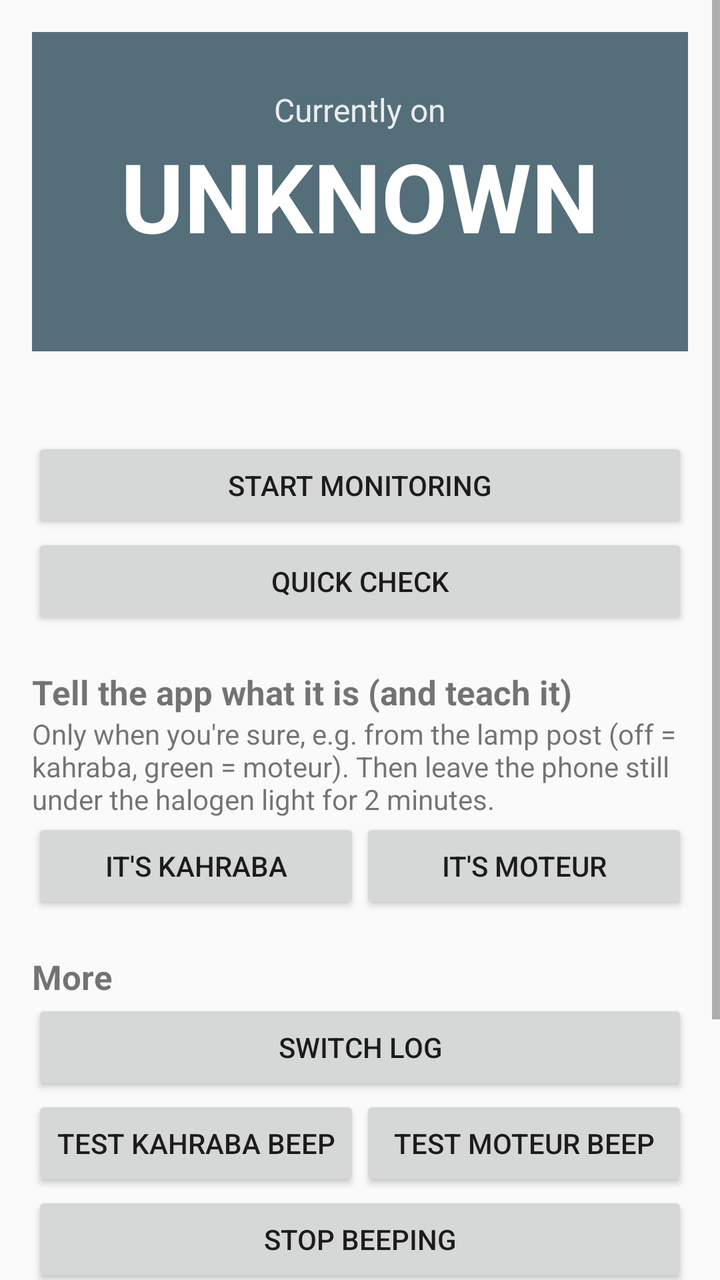
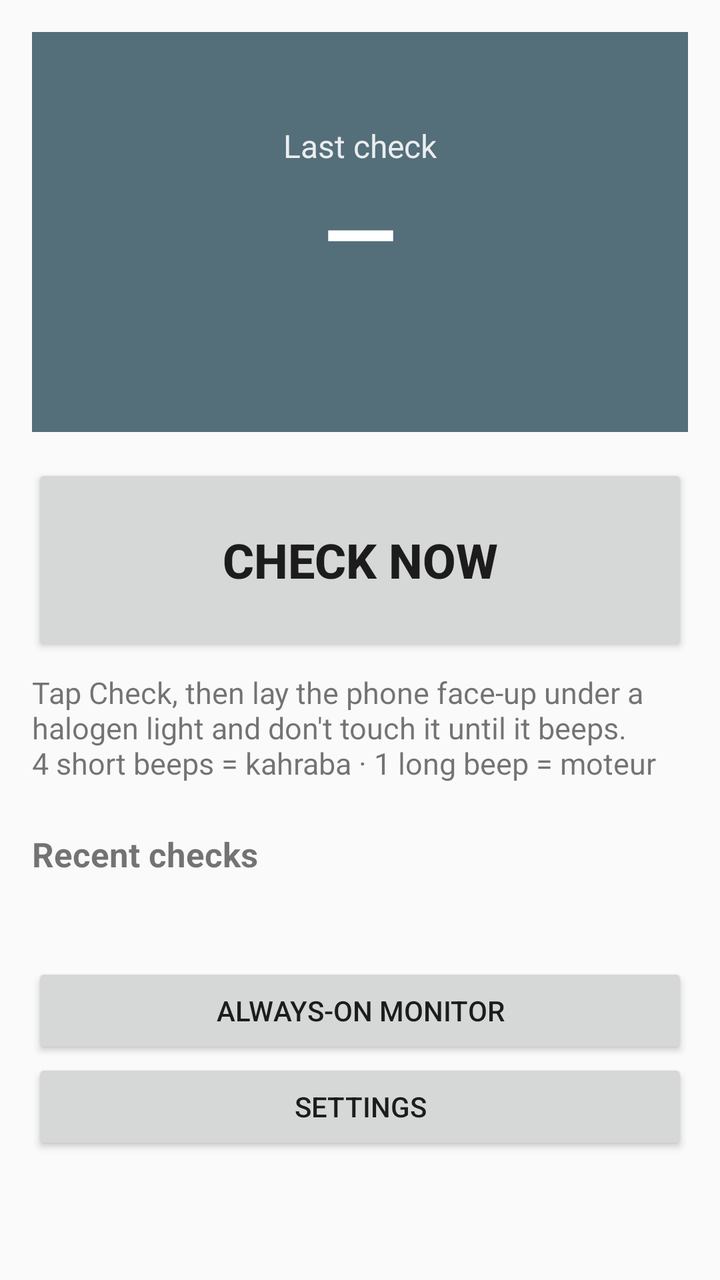

Screens rendered from an Android XML layout before and after an edit, with the pre-edit source and the edit as a unified diff.
<!-- AndroidManifest.xml: application theme AppTheme -->
<!-- res/layout/activity_main.xml -->
<?xml version="1.0" encoding="utf-8"?>
<ScrollView xmlns:android="http://schemas.android.com/apk/res/android"
    android:layout_width="match_parent"
    android:layout_height="match_parent">

    <LinearLayout
        android:layout_width="match_parent"
        android:layout_height="wrap_content"
        android:orientation="vertical"
        android:padding="16dp">

        <LinearLayout
            android:id="@+id/stateBox"
            android:layout_width="match_parent"
            android:layout_height="wrap_content"
            android:background="#546E7A"
            android:gravity="center"
            android:orientation="vertical"
            android:paddingTop="28dp"
            android:paddingBottom="24dp">

            <TextView
                android:layout_width="wrap_content"
                android:layout_height="wrap_content"
                android:text="Currently on"
                android:textColor="#E0FFFFFF"
                android:textSize="16sp" />

            <TextView
                android:id="@+id/stateText"
                android:layout_width="wrap_content"
                android:layout_height="wrap_content"
                android:text="UNKNOWN"
                android:textColor="#FFFFFF"
                android:textSize="48sp"
                android:textStyle="bold" />

            <TextView
                android:id="@+id/sinceText"
                android:layout_width="wrap_content"
                android:layout_height="wrap_content"
                android:textColor="#E0FFFFFF"
                android:textSize="16sp" />
        </LinearLayout>

        <TextView
            android:id="@+id/messageText"
            android:layout_width="match_parent"
            android:layout_height="wrap_content"
            android:layout_marginTop="12dp"
            android:background="#FFF3E0"
            android:padding="12dp"
            android:textColor="#4E342E"
            android:textSize="15sp"
            android:visibility="gone" />

        <TextView
            android:id="@+id/detailText"
            android:layout_width="match_parent"
            android:layout_height="wrap_content"
            android:layout_marginTop="12dp"
            android:fontFamily="monospace"
            android:textSize="14sp" />

        <Button
            android:id="@+id/startStop"
            android:layout_width="match_parent"
            android:layout_height="wrap_content"
            android:layout_marginTop="12dp"
            android:text="Start monitoring" />

        <Button
            android:id="@+id/quickCheck"
            android:layout_width="match_parent"
            android:layout_height="wrap_content"
            android:text="Quick check" />

        <TextView
            android:layout_width="match_parent"
            android:layout_height="wrap_content"
            android:layout_marginTop="20dp"
            android:text="Tell the app what it is (and teach it)"
            android:textSize="17sp"
            android:textStyle="bold" />

        <TextView
            android:layout_width="match_parent"
            android:layout_height="wrap_content"
            android:text="Only when you're sure, e.g. from the lamp post (off = kahraba, green = moteur). Then leave the phone still under the halogen light for 2 minutes."
            android:textSize="14sp" />

        <LinearLayout
            android:layout_width="match_parent"
            android:layout_height="wrap_content"
            android:orientation="horizontal">

            <Button
                android:id="@+id/setKahraba"
                android:layout_width="0dp"
                android:layout_height="wrap_content"
                android:layout_weight="1"
                android:text="It's kahraba" />

            <Button
                android:id="@+id/setMoteur"
                android:layout_width="0dp"
                android:layout_height="wrap_content"
                android:layout_weight="1"
                android:text="It's moteur" />
        </LinearLayout>

        <TextView
            android:layout_width="match_parent"
            android:layout_height="wrap_content"
            android:layout_marginTop="20dp"
            android:text="More"
            android:textSize="17sp"
            android:textStyle="bold" />

        <Button
            android:id="@+id/openLog"
            android:layout_width="match_parent"
            android:layout_height="wrap_content"
            android:text="Switch log" />

        <LinearLayout
            android:layout_width="match_parent"
            android:layout_height="wrap_content"
            android:orientation="horizontal">

            <Button
                android:id="@+id/testKahraba"
                android:layout_width="0dp"
                android:layout_height="wrap_content"
                android:layout_weight="1"
                android:text="Test kahraba beep" />

            <Button
                android:id="@+id/testMoteur"
                android:layout_width="0dp"
                android:layout_height="wrap_content"
                android:layout_weight="1"
                android:text="Test moteur beep" />
        </LinearLayout>

        <Button
            android:id="@+id/silence"
            android:layout_width="match_parent"
            android:layout_height="wrap_content"
            android:text="Stop beeping" />

        <Button
            android:id="@+id/shareData"
            android:layout_width="match_parent"
            android:layout_height="wrap_content"
            android:text="Share recordings (for tuning)" />

        <Button
            android:id="@+id/battery"
            android:layout_width="match_parent"
            android:layout_height="wrap_content"
            android:text="Allow running in background" />

        <Button
            android:id="@+id/settings"
            android:layout_width="match_parent"
            android:layout_height="wrap_content"
            android:text="Settings" />
    </LinearLayout>
</ScrollView>
<!-- resources referenced by this layout -->
<resources>
  <style name="AppTheme" parent="Theme.AppCompat.DayNight.DarkActionBar">
          <item name="colorPrimary">#2E7D32</item>
          <item name="colorPrimaryDark">#1B5E20</item>
          <item name="colorAccent">#E65100</item>
      </style>
</resources>

<!-- the commit's change to res/layout/activity_main.xml (unified diff, before → after) -->
@@ -10,159 +10,83 @@
         android:padding="16dp">
 
         <LinearLayout
-            android:id="@+id/stateBox"
+            android:id="@+id/resultBox"
             android:layout_width="match_parent"
             android:layout_height="wrap_content"
             android:background="#546E7A"
             android:gravity="center"
+            android:minHeight="200dp"
             android:orientation="vertical"
-            android:paddingTop="28dp"
-            android:paddingBottom="24dp">
+            android:padding="20dp">
 
             <TextView
+                android:id="@+id/resultLabel"
                 android:layout_width="wrap_content"
                 android:layout_height="wrap_content"
-                android:text="Currently on"
+                android:text="Last check"
                 android:textColor="#E0FFFFFF"
                 android:textSize="16sp" />
 
             <TextView
-                android:id="@+id/stateText"
+                android:id="@+id/resultText"
                 android:layout_width="wrap_content"
                 android:layout_height="wrap_content"
-                android:text="UNKNOWN"
+                android:gravity="center"
+                android:text="—"
                 android:textColor="#FFFFFF"
                 android:textSize="48sp"
                 android:textStyle="bold" />
 
             <TextView
-                android:id="@+id/sinceText"
+                android:id="@+id/resultSub"
                 android:layout_width="wrap_content"
                 android:layout_height="wrap_content"
+                android:gravity="center"
                 android:textColor="#E0FFFFFF"
                 android:textSize="16sp" />
         </LinearLayout>
 
+        <Button
+            android:id="@+id/checkButton"
+            android:layout_width="match_parent"
+            android:layout_height="96dp"
+            android:layout_marginTop="16dp"
+            android:text="CHECK NOW"
+            android:textSize="24sp"
+            android:textStyle="bold" />
+
         <TextView
-            android:id="@+id/messageText"
+            android:id="@+id/tipText"
             android:layout_width="match_parent"
             android:layout_height="wrap_content"
-            android:layout_marginTop="12dp"
-            android:background="#FFF3E0"
-            android:padding="12dp"
-            android:textColor="#4E342E"
-            android:textSize="15sp"
-            android:visibility="gone" />
+            android:layout_marginTop="8dp"
+            android:text="Tap Check, then lay the phone face-up under a halogen light and don't touch it until it beeps.\n4 short beeps = kahraba · 1 long beep = moteur"
+            android:textSize="15sp" />
 
         <TextView
-            android:id="@+id/detailText"
             android:layout_width="match_parent"
             android:layout_height="wrap_content"
-            android:layout_marginTop="12dp"
+            android:layout_marginTop="24dp"
+            android:text="Recent checks"
+            android:textSize="17sp"
+            android:textStyle="bold" />
+
+        <TextView
+            android:id="@+id/historyText"
+            android:layout_width="match_parent"
+            android:layout_height="wrap_content"
             android:fontFamily="monospace"
             android:textSize="14sp" />
 
         <Button
-            android:id="@+id/startStop"
+            android:id="@+id/monitorButton"
             android:layout_width="match_parent"
             android:layout_height="wrap_content"
-            android:layout_marginTop="12dp"
-            android:text="Start monitoring" />
+            android:layout_marginTop="24dp"
+            android:text="Always-on monitor" />
 
         <Button
-            android:id="@+id/quickCheck"
-            android:layout_width="match_parent"
-            android:layout_height="wrap_content"
-            android:text="Quick check" />
-
-        <TextView
-            android:layout_width="match_parent"
-            android:layout_height="wrap_content"
-            android:layout_marginTop="20dp"
-            android:text="Tell the app what it is (and teach it)"
-            android:textSize="17sp"
-            android:textStyle="bold" />
-
-        <TextView
-            android:layout_width="match_parent"
-            android:layout_height="wrap_content"
-            android:text="Only when you're sure, e.g. from the lamp post (off = kahraba, green = moteur). Then leave the phone still under the halogen light for 2 minutes."
-            android:textSize="14sp" />
-
-        <LinearLayout
-            android:layout_width="match_parent"
-            android:layout_height="wrap_content"
-            android:orientation="horizontal">
-
-            <Button
-                android:id="@+id/setKahraba"
-                android:layout_width="0dp"
-                android:layout_height="wrap_content"
-                android:layout_weight="1"
-                android:text="It's kahraba" />
-
-            <Button
-                android:id="@+id/setMoteur"
-                android:layout_width="0dp"
-                android:layout_height="wrap_content"
-                android:layout_weight="1"
-                android:text="It's moteur" />
-        </LinearLayout>
-
-        <TextView
-            android:layout_width="match_parent"
-            android:layout_height="wrap_content"
-            android:layout_marginTop="20dp"
-            android:text="More"
-            android:textSize="17sp"
-            android:textStyle="bold" />
-
-        <Button
-            android:id="@+id/openLog"
-            android:layout_width="match_parent"
-            android:layout_height="wrap_content"
-            android:text="Switch log" />
-
-        <LinearLayout
-            android:layout_width="match_parent"
-            android:layout_height="wrap_content"
-            android:orientation="horizontal">
-
-            <Button
-                android:id="@+id/testKahraba"
-                android:layout_width="0dp"
-                android:layout_height="wrap_content"
-                android:layout_weight="1"
-                android:text="Test kahraba beep" />
-
-            <Button
-                android:id="@+id/testMoteur"
-                android:layout_width="0dp"
-                android:layout_height="wrap_content"
-                android:layout_weight="1"
-                android:text="Test moteur beep" />
-        </LinearLayout>
-
-        <Button
-            android:id="@+id/silence"
-            android:layout_width="match_parent"
-            android:layout_height="wrap_content"
-            android:text="Stop beeping" />
-
-        <Button
-            android:id="@+id/shareData"
-            android:layout_width="match_parent"
-            android:layout_height="wrap_content"
-            android:text="Share recordings (for tuning)" />
-
-        <Button
-            android:id="@+id/battery"
-            android:layout_width="match_parent"
-            android:layout_height="wrap_content"
-            android:text="Allow running in background" />
-
-        <Button
-            android:id="@+id/settings"
+            android:id="@+id/settingsButton"
             android:layout_width="match_parent"
             android:layout_height="wrap_content"
             android:text="Settings" />
